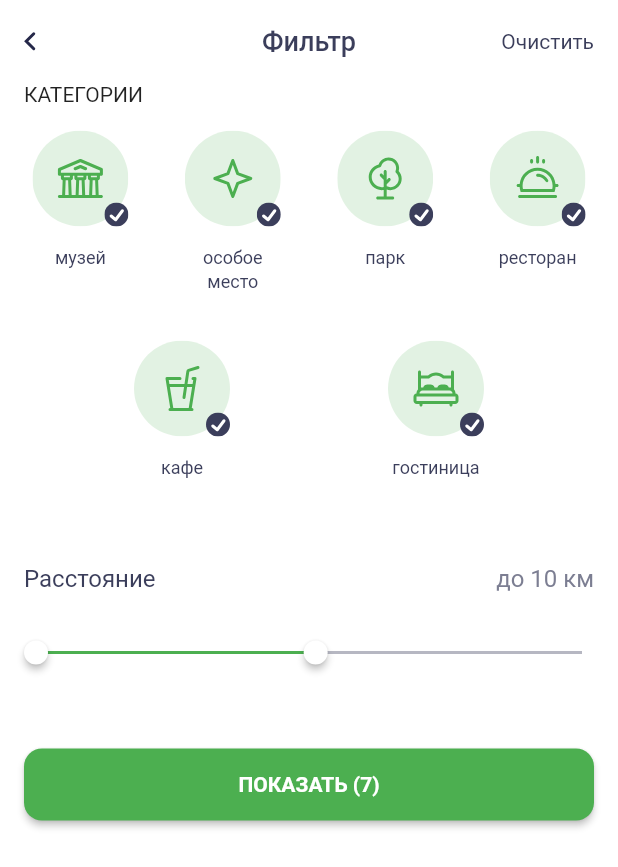
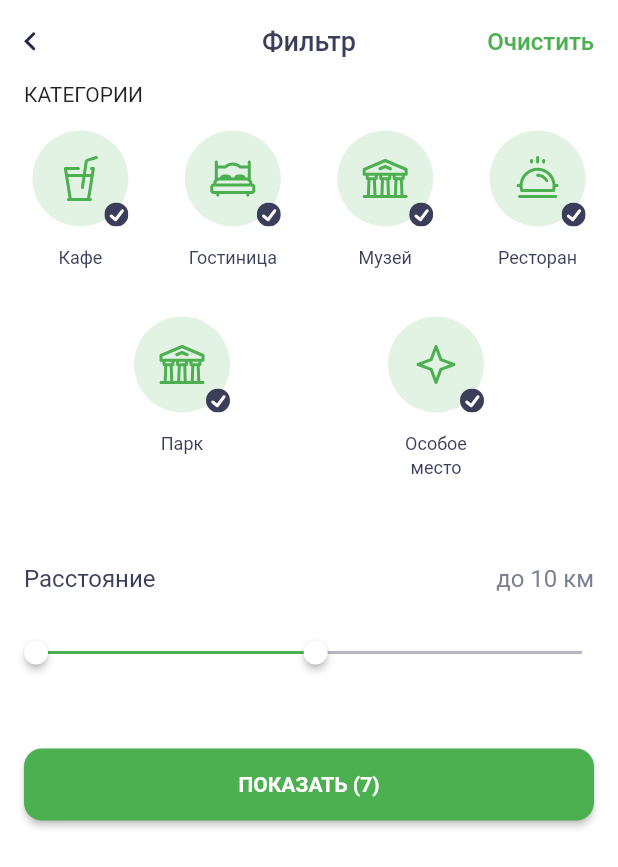
Before and after one commit to vi-k/places, a Flutter app: the screen it shows after launch, item 2 of the bottom bar chosen, on a phone screen of 412 x 824 dp. Shown: the top 867 px of the screen. Run offline on Flutter 3.47's test engine with Material 2 defaults, Android fonts, the phone set to English and light mode, and no system bars; our stand-ins replace flutter_svg; network calls fail.

Commit message:
Ещё немного порядка в коде.

```diff
--- a/places/lib/domain/filter.dart
+++ b/places/lib/domain/filter.dart
@@ -4,29 +4,38 @@ import '../utils/maps.dart';
 import '../utils/range.dart';
 import 'sight.dart';
 
+/// Фильтр.
+///
+/// - По категории.
+/// - По расстоянию до места.
 class Filter {
   Filter({
-    Set<SightType>? categories,
+    Set<SightCategory>? categories,
     this.distance = const Range<Distance>(Distance(0), Distance(10000)),
-  }) : categories =
-            UnmodifiableSetView<SightType>(categories ?? {...SightType.values});
+  }) : categories = UnmodifiableSetView<SightCategory>(
+            categories ?? {...SightCategory.values});
 
-  final UnmodifiableSetView<SightType> categories;
+  // Категории сохраняем в немодифицируемом сете, чтобы гарантировать
+  // иммутабельность класса.
+  final UnmodifiableSetView<SightCategory> categories;
   final Range<Distance> distance;
 
-  bool hasCategory(SightType type) => categories.contains(type);
+  bool hasCategory(SightCategory type) => categories.contains(type);
 
-  Filter toggleCategory(SightType type) {
+  Filter toggleCategory(SightCategory type) {
     final s = categories.toSet();
     hasCategory(type) ? s.remove(type) : s.add(type);
     return copyWith(categories: s);
   }
 
-  Filter copyWith({Set<SightType>? categories, Range<Distance>? distance}) =>
+  Filter copyWith({
+    Set<SightCategory>? categories,
+    Range<Distance>? distance,
+  }) =>
       Filter(
         categories: categories == null
             ? this.categories
-            : UnmodifiableSetView<SightType>(categories),
+            : UnmodifiableSetView<SightCategory>(categories),
         distance: distance ?? this.distance,
       );
 }
--- a/places/lib/mocks.dart
+++ b/places/lib/mocks.dart
@@ -9,7 +9,7 @@ final List<Sight> mocks = [
     coord: const Coord(48.473385, 135.050809),
     url: 'https://hkm.ru/images/content/omuseum/sovremennoe-zdanie-muzeya.jpg',
     details: 'Хабаровский краевой музей имени Н.И. Гродекова',
-    type: SightType.museum,
+    type: SightCategory.museum,
     visitTime: DateTime(2021, 1, 3),
   ),
   Sight(
@@ -17,7 +17,7 @@ final List<Sight> mocks = [
     coord: const Coord(48.473156, 135.058130),
     url: 'https://10619-2.s.cdn12.com/r8/Pani-Fazani-bar-counter.jpg',
     details: 'Чешская и европейская кухня. Фермерская пивоварня',
-    type: SightType.restaurant,
+    type: SightCategory.restaurant,
     visitTime: DateTime(2021, 1, 4),
   ),
   Sight(
@@ -25,7 +25,7 @@ final List<Sight> mocks = [
     coord: const Coord(48.474615, 135.051497),
     url: 'https://pro-oteli.ru/upload/iblock/a08/a088d3e2c71c2d5c96403f4c48bcccc5.jpg',
     details: 'Гостиница «Интурист» расположена в историческом центре Хабаровска, в парке, в двух шагах от набережной реки Амур. Рядом с гостиницей находится деловая часть города: краеведческий, художественный и военный музеи, театры, концертные залы филармонии и дома офицеров Российской Армии, а также магазины, рестораны и банки.',
-    type: SightType.hotel,
+    type: SightCategory.hotel,
     visitTime: DateTime(2021, 1, 4),
   ),
   Sight(
@@ -33,7 +33,7 @@ final List<Sight> mocks = [
     coord: const Coord(48.472000, 135.057208),
     url: 'https://cdn1.flamp.ru/535fa22fe89271aeafa4778c6f7d6933_600_600.jpg',
     details: 'Кафе-кондитерская.',
-    type: SightType.cafe,
+    type: SightCategory.cafe,
     visited: DateTime(2020, 12, 20),
   ),
   Sight(
@@ -41,14 +41,14 @@ final List<Sight> mocks = [
     coord: const Coord(48.473917, 135.051147),
     url: 'https://avatars.mds.yandex.net/get-altay/2369616/2a000001713b425bb87a0b94815093df70a5/XXXL',
     details: 'Дьяченко был командиром 13-го Сибирского батальона, солдаты которого образовала сторожевой пост, на Амуре, на месте которого теперь стоит город Хабаровск.',
-    type: SightType.particular,
+    type: SightCategory.particular,
   ),
   Sight(
     name: 'Парк Динамо',
     coord: const Coord(48.482406, 135.078146),
     url: 'https://prokhv.ru/uploads/medialib/thumbnails/3c89c133-b200-436c-96d3-ccc31279254b_760x10000.png',
     details: 'Городской парк культуры и отдыха "Динамо" - большой красивый парк в центре Хабаровска. Площадь парка - 31 гектар.',
-    type: SightType.park,
+    type: SightCategory.park,
     visited: DateTime(2020, 12, 12),
   ),
   Sight(
@@ -56,6 +56,6 @@ final List<Sight> mocks = [
     coord: const Coord(48.540781, 135.013038),
     url: 'https://upload.wikimedia.org/wikipedia/commons/thumb/7/70/Museum_of_amur_bridge.jpg/1920px-Museum_of_amur_bridge.jpg',
     details: 'Музей истории Амурского моста — посвящён строительству и реконструкции моста через реку Амур у города Хабаровска, дополнительно под открытым небом выставлена железнодорожная техника и главный экспонат музея — демонтированная в ходе реконструкции ферма «царского» моста.',
-    type: SightType.museum,
+    type: SightCategory.museum,
   ),
 ];
--- a/places/lib/ui/res/strings.dart
+++ b/places/lib/ui/res/strings.dart
@@ -1,8 +1,8 @@
 import '../../domain/sight.dart';
 
-// Ресурсы
+/// Ассеты.
 
-// BottomNavigator
+/// BottomNavigator
 const assetFavorite = 'res/favorite.svg';
 const assetFavoriteFull = 'res/favorite_full.svg';
 const assetList = 'res/list.svg';
@@ -12,7 +12,7 @@ const assetMapFull = 'res/map_full.svg';
 const assetSettings = 'res/settings.svg';
 const assetSettingsFull = 'res/settings_full.svg';
 
-// Buttons
+/// Кнопки
 const assetCalendar = 'res/calendar.svg';
 const assetClose = 'res/close.svg';
 const assetRoute = 'res/route.svg';
@@ -30,8 +30,7 @@ const assetMuseum = 'res/museum.svg';
 const assetPark = 'res/park.svg';
 const assetParticular = 'res/particular.svg';
 const assetRestaurant = 'res/restaurant.svg';
-String assetForSightType(SightType type) =>
-    'res/${type.toString().replaceFirst(RegExp(r'.*\.'), '')}.svg';
+
 const assetChoice = 'res/choice.svg';
 
 // Тексты
--- a/places/lib/ui/res/themes.dart
+++ b/places/lib/ui/res/themes.dart
@@ -7,7 +7,6 @@ import 'package:flutter/material.dart';
 /// https://github.com/flutter/gallery/tree/master/lib/themes
 
 /// Цвета.
-
 const _mainColor20 = Color(0xFF1A1A20);
 const _mainColor30 = Color(0xFF21222C);
 const _mainColor40 = Color(0xFF252849);
@@ -29,8 +28,11 @@ const _attentionColor70 = Color(0xFFCF2A2A);
 const _attentionColor70a16 = Color(0x29CF2A2A);
 const _attentionColor70a40 = Color(0x66CF2A2A);
 
-const _tapOnImageHighlightColor = Colors.black26;
-const _tapOnImageSplashColor = Colors.black26;
+const _tapHighlightColorBlack = Color(0x66BCBCBC);
+const _tapSplashColorBlack = Color(0x66C8C8C8);
+const _tapHighlightColorWhite = Color(0x40CCCCCC);
+const _tapSplashColorWhite = Color(0x40CCCCCC);
+const _tapOnImageColor = Colors.black26;
 
 // Стили.
 const _text = TextStyle(fontSize: 14, height: 18 / 14);
@@ -49,11 +51,6 @@ final _textBold32 = _textBold14.copyWith(fontSize: 32, height: 1.125);
 extension on TextStyle {
   TextStyle withColor(Color color) => copyWith(color: color);
 }
-
-final _signaturesTextStyle = _textBold14;
-final _standartButtonTextStyle = _textBold14;
-final _textButtonPrimaryTextStyle = _textMiddle14;
-final _textButtonSecondaryTextStyle = _textMiddle14;
 
 class MyThemeData {
   /// Константы.
@@ -102,14 +99,10 @@ class MyThemeData {
     required this.lightTextColor56,
     required this.backgroundFirst,
     required this.backgroundSecond,
-    required this.signaturesTextStyle,
-    required this.standartButtonTextStyle,
     required this.tapHighlightColor,
-    this.tapOnImageHighlightColor = _tapOnImageHighlightColor,
-    this.tapOnImageSplashColor = _tapOnImageSplashColor,
     required this.tapSplashColor,
-    required this.textButtonPrimaryTextStyle,
-    required this.textButtonSecondaryTextStyle,
+    this.tapOnImageHighlightColor = _tapOnImageColor,
+    this.tapOnImageSplashColor = _tapOnImageColor,
   }) {
     textRegular12Main = _textRegular12.withColor(mainTextColor);
     textRegular12Light56 = _textRegular12.withColor(lightTextColor56);
@@ -118,21 +111,20 @@ class MyThemeData {
     textRegular14Main = _textRegular14.withColor(mainTextColor);
     textRegular14Main2 = _textRegular14.withColor(mainTextColor2);
     textRegular14Light = _textRegular14.withColor(lightTextColor);
-    textRegular14Light56 =
-        _textRegular14.withColor(lightTextColor56);
+    textRegular14Light56 = _textRegular14.withColor(lightTextColor56);
     textBold14Accent = _textBold14.withColor(accentColor);
     textBold14Main = _textBold14.withColor(mainTextColor);
     textBold14Main2 = _textBold14.withColor(mainTextColor2);
     textBold14Inverse = _textBold14.withColor(inverseTextColor);
     textBold14Light = _textBold14.withColor(lightTextColor);
     textBold14Light56 = _textBold14.withColor(lightTextColor56);
+    textBold14White = _textBold14.withColor(_mainColor100);
 
     textRegular16Accent = _textRegular16.withColor(accentColor);
     textRegular16Main = _textRegular16.withColor(mainTextColor);
     textRegular16Main2 = _textRegular16.withColor(mainTextColor2);
     textRegular16Light = _textRegular16.withColor(lightTextColor);
-    textRegular16Light56 =
-        _textRegular16.withColor(lightTextColor56);
+    textRegular16Light56 = _textRegular16.withColor(lightTextColor56);
 
     textMiddle16Accent = _textMiddle16.withColor(accentColor);
     textMiddle16Main = _textMiddle16.withColor(mainTextColor);
@@ -168,18 +160,21 @@ class MyThemeData {
   late final TextStyle textRegular14Main2;
   late final TextStyle textRegular14Light;
   late final TextStyle textRegular14Light56;
+
   late final TextStyle textBold14Accent;
   late final TextStyle textBold14Main;
   late final TextStyle textBold14Main2;
   late final TextStyle textBold14Inverse;
   late final TextStyle textBold14Light;
   late final TextStyle textBold14Light56;
+  late final TextStyle textBold14White;
 
   late final TextStyle textRegular16Accent;
   late final TextStyle textRegular16Main;
   late final TextStyle textRegular16Main2;
   late final TextStyle textRegular16Light;
   late final TextStyle textRegular16Light56;
+
   late final TextStyle textMiddle16Accent;
   late final TextStyle textMiddle16Main;
   late final TextStyle textMiddle16Main2;
@@ -190,19 +185,14 @@ class MyThemeData {
   late final TextStyle textBold24Main;
   late final TextStyle textBold32Main;
 
-  final TextStyle signaturesTextStyle;
-  final TextStyle standartButtonTextStyle;
   final Color tapHighlightColor;
+  final Color tapSplashColor;
   final Color tapOnImageHighlightColor;
   final Color tapOnImageSplashColor;
-  final Color tapSplashColor;
-  final TextStyle textButtonPrimaryTextStyle;
-  final TextStyle textButtonSecondaryTextStyle;
 }
 
 const _baseButtonTheme = ButtonThemeData(
   height: 48,
-  textTheme: ButtonTextTheme.normal,
   shape: RoundedRectangleBorder(
     borderRadius: BorderRadius.all(
       Radius.circular(12),
@@ -248,13 +238,19 @@ final myLightTheme = MyThemeData(
     accentColor: _accentColor50,
     backgroundColor: _mainColor100,
     scaffoldBackgroundColor: _mainColor100,
-    buttonTheme: _baseButtonTheme.copyWith(buttonColor: _accentColor50),
+    highlightColor: Colors.orange,
+    splashColor: _tapSplashColorBlack,
+    buttonTheme: _baseButtonTheme.copyWith(
+      buttonColor: _accentColor50,
+    ),
     bottomNavigationBarTheme: const BottomNavigationBarThemeData(
       backgroundColor: _mainColor100,
       selectedItemColor: _mainColor50,
       unselectedItemColor: _mainColor50,
     ),
-    cardTheme: _baseCardTheme.copyWith(color: _mainColor90),
+    cardTheme: _baseCardTheme.copyWith(
+      color: _mainColor90,
+    ),
     textSelectionTheme: const TextSelectionThemeData(
       selectionColor: _accentColor50a40,
       selectionHandleColor: _accentColor50,
@@ -272,7 +268,11 @@ final myLightTheme = MyThemeData(
     ),
     switchTheme: SwitchThemeData(
       thumbColor: MaterialStateProperty.all<Color>(_mainColor100),
-      trackColor: MaterialStateProperty.all<Color>(_accentColor50),
+      trackColor: MaterialStateProperty.resolveWith<Color>((states) {
+        return states.contains(MaterialState.selected)
+            ? _accentColor50
+            : _mainColor70a56;
+      }),
       overlayColor: MaterialStateProperty.all<Color>(_accentColor50a16),
     ),
   ),
@@ -289,14 +289,8 @@ final myLightTheme = MyThemeData(
   lightTextColor56: _mainColor70a56,
   backgroundFirst: _mainColor100,
   backgroundSecond: _mainColor90,
-  signaturesTextStyle: _signaturesTextStyle.withColor(_mainColor100),
-  standartButtonTextStyle: _standartButtonTextStyle.withColor(_mainColor100),
-  tapHighlightColor: Colors.black12,
-  tapSplashColor: Colors.black12,
-  textButtonPrimaryTextStyle:
-      _textButtonPrimaryTextStyle.withColor(_accentColor50),
-  textButtonSecondaryTextStyle:
-      _textButtonSecondaryTextStyle.withColor(_mainColor70),
+  tapHighlightColor: _tapHighlightColorBlack,
+  tapSplashColor: _tapSplashColorBlack,
 );
 
 final myDarkTheme = MyThemeData(
@@ -307,13 +301,17 @@ final myDarkTheme = MyThemeData(
     accentColor: _accentColor70,
     backgroundColor: _mainColor30,
     scaffoldBackgroundColor: _mainColor30,
-    buttonTheme: _baseButtonTheme.copyWith(buttonColor: _accentColor70),
+    buttonTheme: _baseButtonTheme.copyWith(
+      buttonColor: _accentColor70,
+    ),
     bottomNavigationBarTheme: const BottomNavigationBarThemeData(
       backgroundColor: _mainColor30,
       selectedItemColor: _mainColor100,
       unselectedItemColor: _mainColor100,
     ),
-    cardTheme: _baseCardTheme.copyWith(color: _mainColor20),
+    cardTheme: _baseCardTheme.copyWith(
+      color: _mainColor20,
+    ),
     textSelectionTheme: const TextSelectionThemeData(
       selectionColor: _accentColor70a40,
       selectionHandleColor: _accentColor70,
@@ -348,12 +346,6 @@ final myDarkTheme = MyThemeData(
   lightTextColor56: _mainColor70a56,
   backgroundFirst: _mainColor30,
   backgroundSecond: _mainColor20,
-  signaturesTextStyle: _signaturesTextStyle.withColor(_mainColor100),
-  standartButtonTextStyle: _standartButtonTextStyle.withColor(_mainColor100),
-  tapHighlightColor: Colors.white12,
-  tapSplashColor: Colors.white12,
-  textButtonPrimaryTextStyle:
-      _textButtonPrimaryTextStyle.withColor(_accentColor70),
-  textButtonSecondaryTextStyle:
-      _textButtonSecondaryTextStyle.withColor(_mainColor70),
+  tapHighlightColor: _tapHighlightColorWhite,
+  tapSplashColor: _tapSplashColorWhite,
 );
--- a/places/lib/ui/screen/filters_screen.dart
+++ b/places/lib/ui/screen/filters_screen.dart
@@ -12,6 +12,7 @@ import '../widget/short_app_bar.dart';
 import '../widget/sight_type_filter.dart';
 import '../widget/standart_button.dart';
 
+/// Экран настроек фильтра.
 class FiltersScreen extends StatefulWidget {
   @override
   _FiltersScreenState createState() => _FiltersScreenState();
@@ -115,9 +116,9 @@ class _FiltersScreenState extends State<FiltersScreen> {
         Wrap(
           alignment: WrapAlignment.spaceEvenly,
           children: [
-            for (final type in SightType.values)
-              SightTypeFilter(
-                type: type,
+            for (final type in SightCategory.values)
+              SightCategoryFilter(
+                category: type,
                 active: filter.hasCategory(type),
                 onPressed: () {
                   setState(() {
--- a/places/lib/ui/screen/sight_details.dart
+++ b/places/lib/ui/screen/sight_details.dart
@@ -49,7 +49,7 @@ class _SightDetailsState extends State<SightDetails> {
                   Row(
                     children: [
                       Text(
-                        widget.sight.typeAsText,
+                        widget.sight.type.text,
                         style: theme.textBold14Light,
                       ),
                       const SizedBox(
@@ -91,8 +91,6 @@ class _SightDetailsState extends State<SightDetails> {
                     mainAxisAlignment: MainAxisAlignment.spaceAround,
                     children: [
                       const SmallButton(
-                        // Неактивная кнопка
-                        //onPressed: () => print('Запланировать'),
                         svg: assetCalendar,
                         label: sightDetailsScreenSchedule,
                       ),
--- a/places/lib/ui/widget/short_app_bar.dart
+++ b/places/lib/ui/widget/short_app_bar.dart
@@ -85,6 +85,7 @@ class ShortAppBar extends StatelessWidget implements PreferredSizeWidget {
                         ),
                 if (button != null)
                   SmallButton(
+                    style: theme.textMiddle16Accent,
                     label: button!,
                     onPressed: onPressed,
                   ),
--- a/places/lib/ui/widget/sight_type_filter.dart
+++ b/places/lib/ui/widget/sight_type_filter.dart
@@ -2,20 +2,20 @@ import 'package:flutter/material.dart';
 import 'package:flutter_svg/flutter_svg.dart';
 
 import '../../domain/sight.dart';
-import '../../translate.dart';
 import '../res/strings.dart';
 import '../res/themes.dart';
 import 'my_theme.dart';
 
-class SightTypeFilter extends StatelessWidget {
-  const SightTypeFilter({
+/// Виджет выбора категории для фильтра.
+class SightCategoryFilter extends StatelessWidget {
+  const SightCategoryFilter({
     Key? key,
-    required this.type,
+    required this.category,
     required this.active,
     required this.onPressed,
   }) : super(key: key);
 
-  final SightType type;
+  final SightCategory category;
   final bool active;
   final void Function() onPressed;
 
@@ -33,18 +33,15 @@ class SightTypeFilter extends StatelessWidget {
             child: Stack(
               children: [
                 Material(
-                  type: MaterialType.transparency,
-                  shape: const CircleBorder(),
+                  type: MaterialType.circle,
                   clipBehavior: Clip.antiAlias,
-                  child: Ink(
                   color: theme.accentColor16,
                   child: InkWell(
                     onTap: onPressed,
                     child: Center(
                       child: SvgPicture.asset(
-                          assetForSightType(type),
+                        category.asset,
                         color: theme.accentColor,
-                        ),
                       ),
                     ),
                   ),
@@ -61,7 +58,7 @@ class SightTypeFilter extends StatelessWidget {
             height: MyThemeData.filtersCategorySpacing,
           ),
           Text(
-            translate(type.toString()),
+            category.text,
             textAlign: TextAlign.center,
             style: theme.textRegular12Main,
           ),
--- a/places/lib/ui/widget/standart_button.dart
+++ b/places/lib/ui/widget/standart_button.dart
@@ -3,6 +3,10 @@ import 'package:flutter_svg/flutter_svg.dart';
 
 import 'my_theme.dart';
 
+/// Стандартная универсальная кнопка.
+///
+/// Иконка, если нужна, берётся из ресурсов по имени, переданному в параметре
+/// [svg]. Текст кнопки передаётся в строке [label].
 class StandartButton extends StatelessWidget {
   const StandartButton({
     Key? key,
@@ -18,11 +22,10 @@ class StandartButton extends StatelessWidget {
   @override
   Widget build(BuildContext context) {
     final theme = MyTheme.of(context);
-    final textStyle = theme.standartButtonTextStyle;
+    final textStyle = theme.textBold14White;
 
     return svg == null
       ? RaisedButton(
-          color: theme.app.buttonTheme.colorScheme?.primary,
           onPressed: onPressed,
           child: Text(
             label,
```
Also changed, not shown: places/lib/domain/sight.dart (+38 -12 lines), places/lib/translate.dart (deleted, +0 -12 lines), places/lib/ui/screen/settings_screen.dart (+23 -3 lines), places/lib/ui/widget/sight_card.dart (+4 -3 lines). Lines whose indentation alone changed are shown as unchanged.
